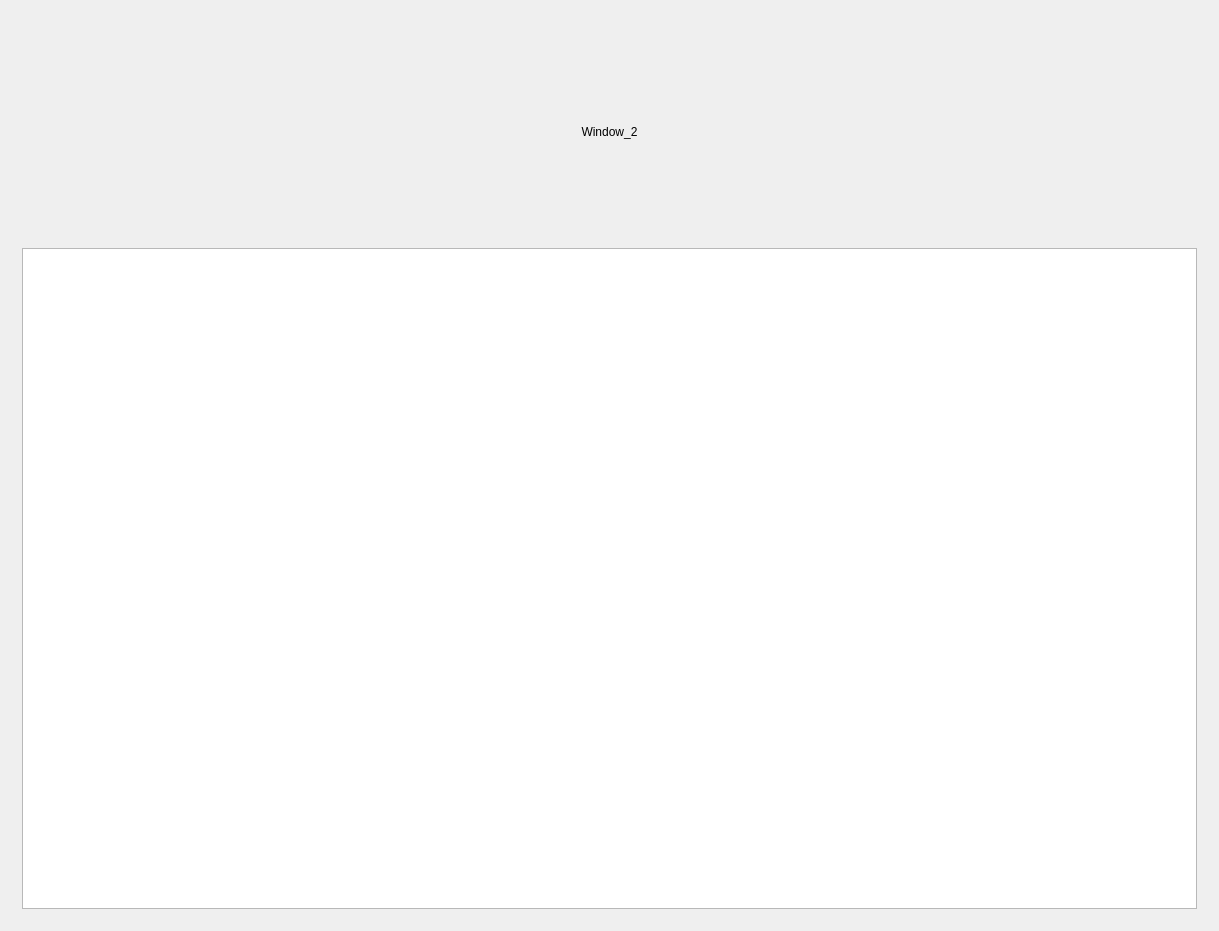
Above: mainwindow.ui from andrewd80lvl/TaskBook before the change. Below: the same form after it.
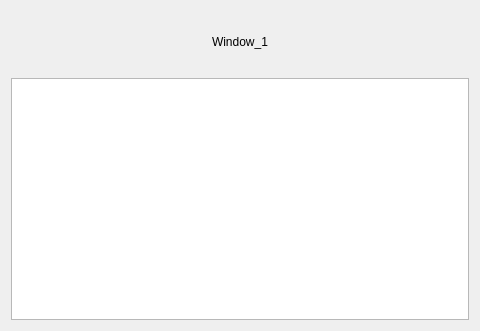
That is the form after the change. The open tabs and pages were chosen to show the change.

Diff of the .ui file:
```diff
--- a/mainwindow.ui
+++ b/mainwindow.ui
@@ -6,8 +6,8 @@
    <rect>
     <x>0</x>
     <y>0</y>
-    <width>1219</width>
-    <height>931</height>
+    <width>480</width>
+    <height>331</height>
    </rect>
   </property>
   <property name="windowTitle">
@@ -16,14 +16,7 @@
   <widget class="QWidget" name="centralWidget">
    <layout class="QGridLayout" name="gridLayout">
     <item row="0" column="0">
-     <widget class="QStackedWidget" name="stackedWidget">
-      <property name="currentIndex">
-       <number>0</number>
-      </property>
-      <widget class="QWidget" name="page">
-       <layout class="QGridLayout" name="gridLayout_2">
-        <item row="0" column="0">
-         <layout class="QVBoxLayout" name="verticalLayout" stretch="1,3">
+     <layout class="QVBoxLayout" name="verticalLayout" stretch="1,4">
           <item>
            <widget class="QLabel" name="label">
             <property name="text">
@@ -75,34 +68,6 @@
            </widget>
           </item>
          </layout>
-        </item>
-       </layout>
-      </widget>
-      <widget class="QWidget" name="page_2">
-       <layout class="QGridLayout" name="gridLayout_3">
-        <item row="0" column="0">
-         <layout class="QVBoxLayout" name="verticalLayout_2" stretch="1,3">
-          <item>
-           <widget class="QLabel" name="label_2">
-            <property name="layoutDirection">
-             <enum>Qt::LeftToRight</enum>
-            </property>
-            <property name="text">
-             <string>Window_2</string>
-            </property>
-            <property name="alignment">
-             <set>Qt::AlignCenter</set>
-            </property>
-           </widget>
-          </item>
-          <item>
-           <widget class="QTextEdit" name="textEdit"/>
-          </item>
-         </layout>
-        </item>
-       </layout>
-      </widget>
-     </widget>
     </item>
    </layout>
   </widget>
```
Lines whose indentation alone changed are shown as unchanged.
